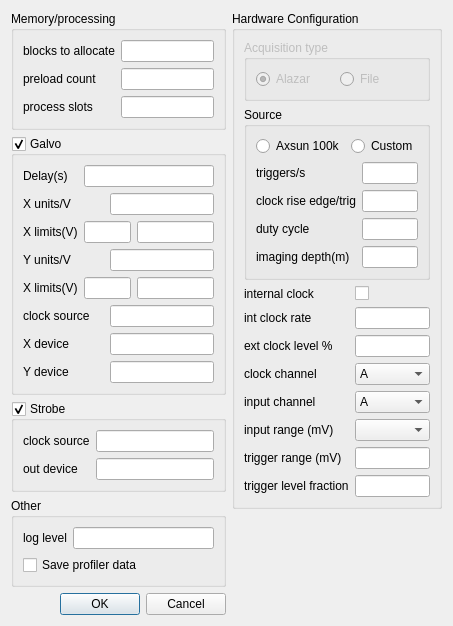
Qt form VtxEngineParamsDialog.ui (djsperka/vortup) before a commit.
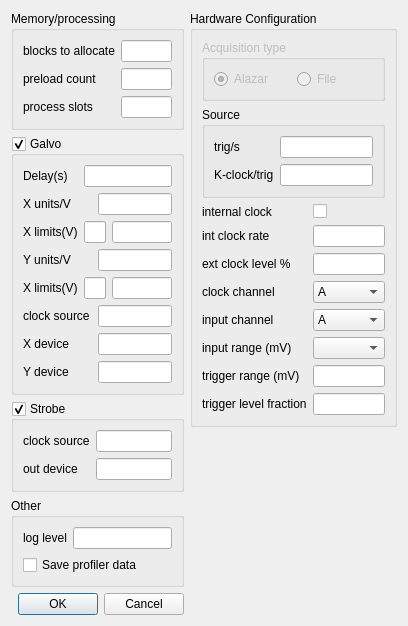
The same form after that commit. Custom widgets are drawn as their Qt base class.

Commit message: Remove Source object and replace with simple vars in VtxEngineParams. Fix dialog and OCTUiParams to obey. This fixes issue with Source objects not being equal (now the dataclass takes care of __eq__)

```diff
--- a/VtxEngineParamsDialog.ui
+++ b/VtxEngineParamsDialog.ui
@@ -6,7 +6,7 @@
    <rect>
     <x>0</x>
     <y>0</y>
-    <width>453</width>
+    <width>408</width>
     <height>568</height>
    </rect>
   </property>
@@ -245,13 +245,13 @@
     </layout>
    </item>
    <item>
-    <layout class="QVBoxLayout" name="verticalLayout_4">
+    <layout class="QVBoxLayout" name="verticalLayout_3">
      <item>
       <widget class="QGroupBox" name="groupBox_3">
        <property name="title">
         <string>Hardware Configuration</string>
        </property>
-       <layout class="QVBoxLayout" name="verticalLayout_3">
+       <layout class="QVBoxLayout" name="verticalLayout_2">
         <item>
          <widget class="QGroupBox" name="groupBox_6">
           <property name="enabled">
@@ -286,75 +286,27 @@
           <property name="title">
            <string>Source</string>
           </property>
-          <layout class="QVBoxLayout" name="verticalLayout_2">
-           <item>
-            <layout class="QHBoxLayout" name="horizontalLayout_3">
-             <item>
-              <widget class="QRadioButton" name="rbAxsun100k">
-               <property name="text">
-                <string>Axsun 100k</string>
-               </property>
-               <attribute name="buttonGroup">
-                <string notr="true">buttonGroupSource</string>
-               </attribute>
-              </widget>
-             </item>
-             <item>
-              <widget class="QRadioButton" name="rbCustom">
-               <property name="text">
-                <string>Custom</string>
-               </property>
-               <attribute name="buttonGroup">
-                <string notr="true">buttonGroupSource</string>
-               </attribute>
-              </widget>
-             </item>
-            </layout>
-           </item>
-           <item>
-            <layout class="QFormLayout" name="formLayout_4">
+          <layout class="QFormLayout" name="formLayout_2">
              <item row="0" column="0">
               <widget class="QLabel" name="label_10">
                <property name="text">
-                <string>triggers/s</string>
-               </property>
-              </widget>
-             </item>
-             <item row="1" column="0">
-              <widget class="QLabel" name="label_11">
-               <property name="text">
-                <string>clock rise edge/trig</string>
-               </property>
-              </widget>
-             </item>
-             <item row="2" column="0">
-              <widget class="QLabel" name="label_12">
-               <property name="text">
-                <string>duty cycle</string>
-               </property>
-              </widget>
-             </item>
-             <item row="3" column="0">
-              <widget class="QLabel" name="label_13">
-               <property name="text">
-                <string>imaging depth(m)</string>
+              <string>trig/s</string>
                </property>
               </widget>
              </item>
              <item row="0" column="1">
               <widget class="QLineEdit" name="lineEditTriggersPerSecond"/>
              </item>
+           <item row="1" column="0">
+            <widget class="QLabel" name="label_11">
+             <property name="text">
+              <string>K-clock/trig</string>
+             </property>
+            </widget>
+           </item>
              <item row="1" column="1">
               <widget class="QLineEdit" name="lineEditClockRisingEdgesPerTrigger"/>
              </item>
-             <item row="2" column="1">
-              <widget class="QLineEdit" name="lineEditDutyCycle"/>
-             </item>
-             <item row="3" column="1">
-              <widget class="QLineEdit" name="lineEditImagingDepth"/>
-             </item>
-            </layout>
-           </item>
           </layout>
          </widget>
         </item>
```
Left out of the diff: 3 changed lines with no effect on the pictures. Lines whose indentation alone changed are shown as unchanged. The commit also changes 6 other files.
